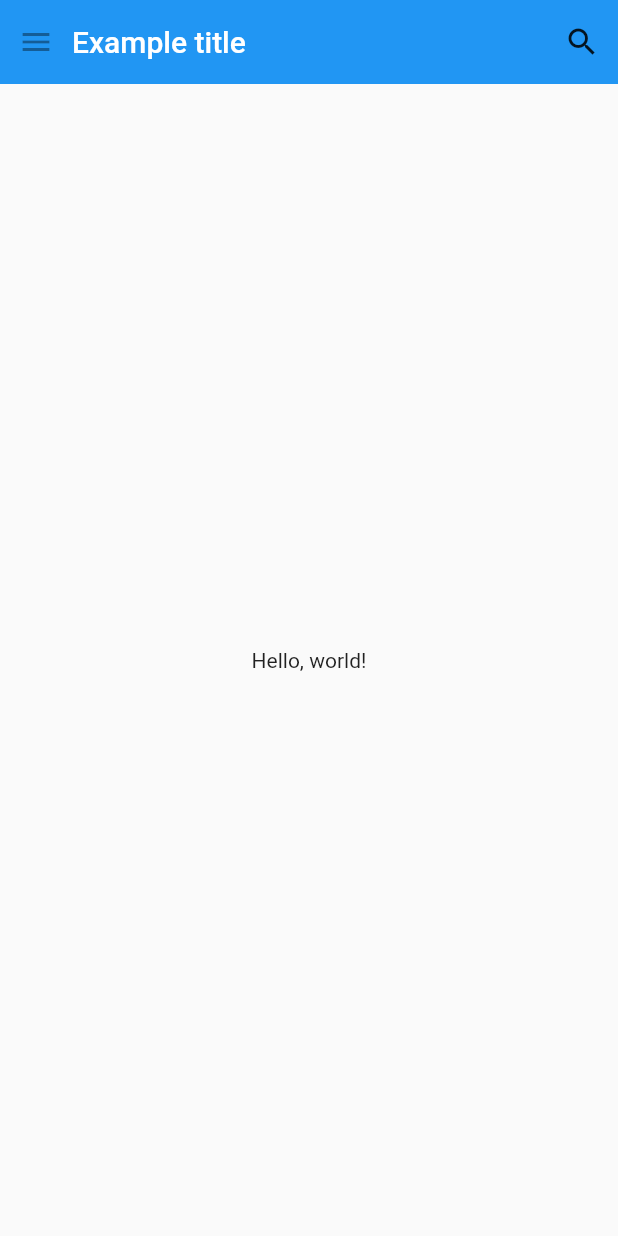
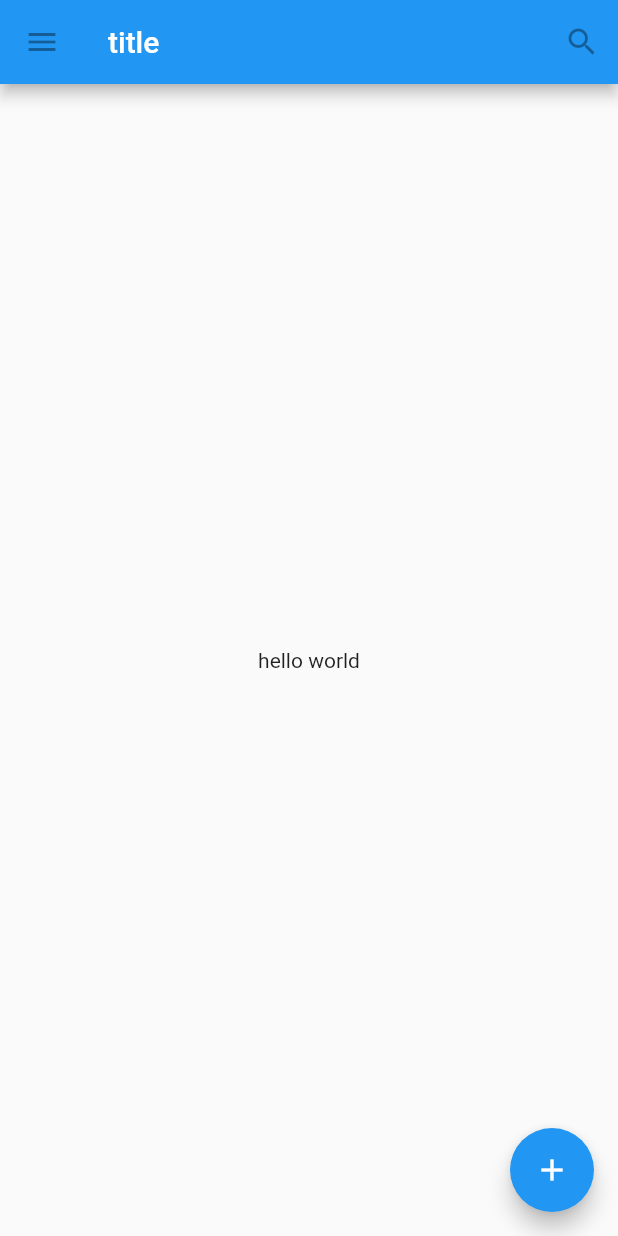
Before and after one commit to qlxu/flutterStudy, a Flutter app: the screen it shows after launch, on a phone screen of 412 x 824 dp. Run offline on Flutter 3.47's test engine with Material 2 defaults, Android fonts, the phone set to English and light mode, and no system bars.

Commit message:
//使用AppBar和 Scaffold

```diff
--- a/lib/main.dart
+++ b/lib/main.dart
@@ -52,25 +52,43 @@ class MyScaffold extends StatelessWidget {
   @override
   Widget build(BuildContext context) {
     // Material 是UI呈现的“一张纸”
-    return new Material(
-      // Column is 垂直方向的线性布局.
-      child: new Column(
-        children: <Widget>[
-          new MyAppBar(
-            title: new Text(
-              'Example title',
-              style: Theme.of(context).primaryTextTheme.title,
-            ),
-          ),
-          new Expanded(
-            child: new Center(
-              child: new Text('Hello, world!'),
-            ),
-          ),
+//    return new Material(
+//      // Column is 垂直方向的线性布局.
+//      child: new Column(
+//        children: <Widget>[
+//          new MyAppBar(
+//            title: new Text(
+//              'Example title',
+//              style: Theme.of(context).primaryTextTheme.title,
+//            ),
+//          ),
+//          new Expanded(
+//            child: new Center(
+//              child: new Text('Hello, world!'),
+//            ),
+//          ),
+//        ],
+//      ),
+//    );
+    return new Scaffold(
+      appBar: new AppBar(
+
+        leading: new IconButton(icon: new Icon(Icons.menu), onPressed: null),
+        title: new Text('title'),
+        actions: <Widget>[
+          new IconButton(icon: new Icon(Icons.search),tooltip: 'search', onPressed: null)
         ],
       ),
+      body: new Center(
+        child: new Text('hello world'),
+      ),
+      floatingActionButton: new FloatingActionButton(
+          tooltip: 'add',
+          child: new Icon(Icons.add),
+          onPressed: null),
     );
   }
+
 }
 
 void main() {
```
